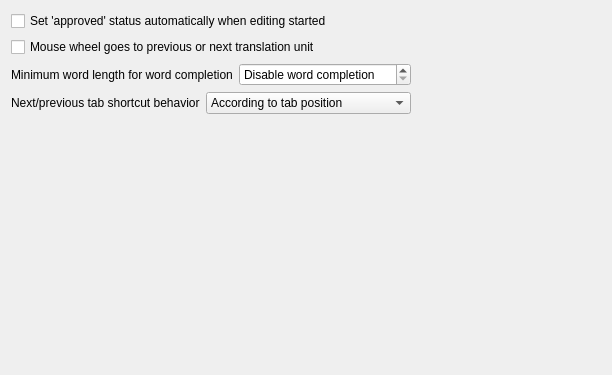
Before: the Qt Designer form src/prefs/prefs_editor.ui in KDE/lokalize, drawn with Qt 5.
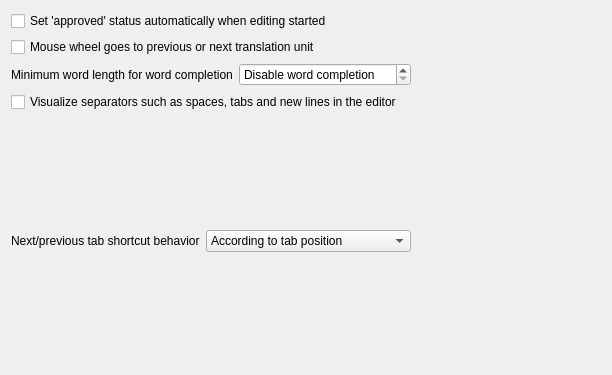
After: the same form once the commit is applied.

Commit message:
Add an option to display separators
FEATURE: 274236
GUI:

What changed in the file:
```diff
--- a/src/prefs/prefs_editor.ui
+++ b/src/prefs/prefs_editor.ui
@@ -81,6 +81,13 @@
     </layout>
    </item>
    <item row="3" column="0">
+    <widget class="QCheckBox" name="kcfg_VisualizeSeparators">
+     <property name="text">
+      <string>Visualize separators such as spaces, tabs and new lines in the editor</string>
+     </property>
+    </widget>
+   </item>
+   <item row="4" column="0">
     <layout class="QHBoxLayout">
      <item>
       <widget class="QLabel" name="l2">
```
The commit also changes 4 other files.
